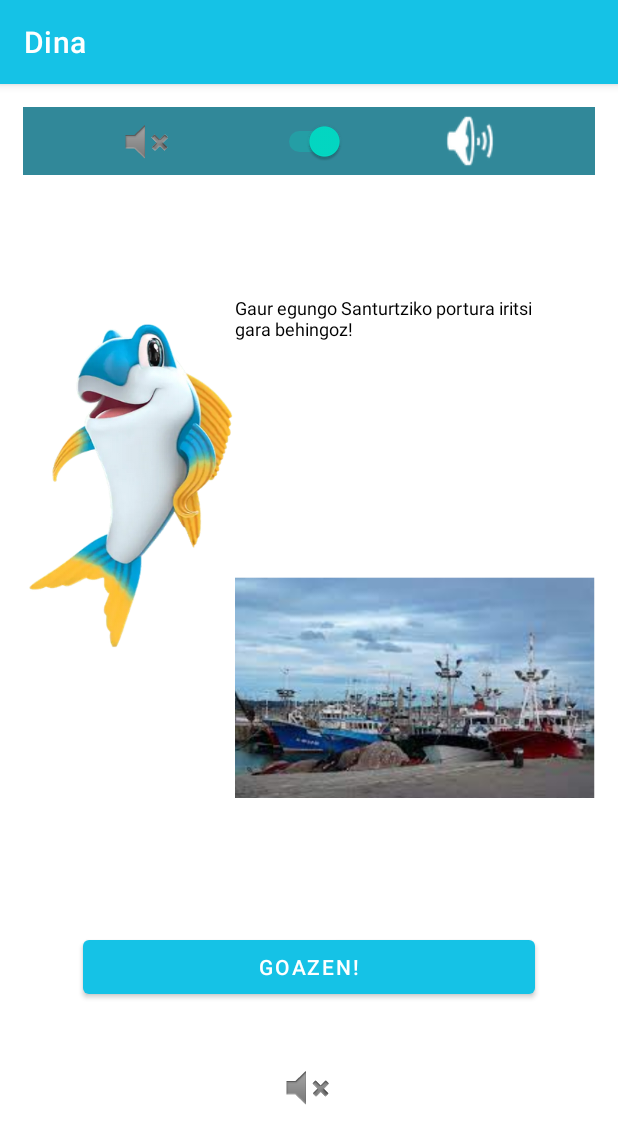
After one commit to iruneguinea9/DidaktikApp, an Android app: the ExplicacionAct4 screen opened directly, with no data from a screen before it, on a phone screen of 412 x 824 dp. The commit adds this screen. Shown: the top 1144 px of the screen. Run offline under Robolectric (Android 15) with nearby library versions, the phone set to English and light mode, and no system bars.

Commit message:
Cambios 24/11 Irune
Explicacion 4, mejoras en Actividad 1, inicio con actividad 4

```diff
--- a/Dina/app/src/main/java/com/example/dina/ExplicacionAct1.java
+++ b/Dina/app/src/main/java/com/example/dina/ExplicacionAct1.java
@@ -69,9 +69,11 @@ public class ExplicacionAct1 extends AppCompatActivity {
         goazen.setOnClickListener(new View.OnClickListener() {
             @Override
             public void onClick(View view) {
+                mediaPlayer.stop();
+
                 Intent intent = new Intent(ExplicacionAct1.this, Actividad1.class);
                 startActivity(intent);
-                mediaPlayer.stop();
+
                 finish();
             }
         });
--- /dev/null
+++ b/Dina/app/src/main/java/com/example/dina/ExplicacionAct4.java
@@ -0,0 +1,83 @@
+package com.example.dina;
+
+import androidx.appcompat.app.AppCompatActivity;
+
+import android.content.Intent;
+import android.media.MediaPlayer;
+import android.os.Bundle;
+import android.os.Handler;
+import android.view.View;
+import android.view.animation.AnimationUtils;
+import android.widget.Button;
+import android.widget.ImageView;
+import android.widget.Switch;
+import android.widget.TextView;
+
+public class ExplicacionAct4 extends AppCompatActivity {
+    Button goazen;
+    Switch volumen;
+    TextView texto;
+    ImageView imagen;
+    private MediaPlayer mediaPlayer;
+    @Override
+    protected void onCreate(Bundle savedInstanceState) {
+        super.onCreate(savedInstanceState);
+        setContentView(R.layout.activity_explicacion_act4);
+        goazen = findViewById(R.id.botonGoazen);
+        texto = findViewById(R.id.texto);
+        imagen = findViewById(R.id.imagenquecambia);
+        volumen = findViewById(R.id.volumen);
+        goazen.setClickable(false);
+        mediaPlayer = MediaPlayer.create(this, R.raw.explicacion_act4);
+        mediaPlayer.start();
+        Handler handler = new Handler();
+        texto.setText("Gaur egungo Santurtziko portura iritsi gara behingoz! ");
+        texto.startAnimation(AnimationUtils.loadAnimation(ExplicacionAct4.this, R.anim.animaciontexto));
+
+        handler.postDelayed(new Runnable() {
+            public void run() {
+                texto.setText("\n\n\nOlatu Talkaren eraikuntzak eta portu berriaren sorrerak eragin handia izan zuten Santurtziren eraldaketan. \nKostaldeko eremu batzuk desagertu ondoren, itsasoari irabazitako lursail horretan daude gaur egun Arrantzaleen Kofradia, Arrantza Portua, Parkea, Kiroldegia eta Victoria Erregina Itsas Pasealekua.\n");
+            }
+        }, 10000);
+        handler.postDelayed(new Runnable() {
+            public void run() {
+                texto.setText("Portuak eta Arrantzaleen Kofradiak egunero egiten diete harrera sasoiko arrain freskoa deskargatzen duten arrantzaleei.");
+            }
+        }, 40000);
+        handler.postDelayed(new Runnable() {
+            public void run() {
+                texto.setText("Santurtziko portuak, Arrantzaleen Kofradia berritua, El Hogar jatetxe tradizionala, Turismo Bulegoa eta enkante aretoa bere gain hartzen ditu. \nBertan, aldizka, arrain enkante antzeztuak antolatzen dira.");
+                texto.startAnimation(AnimationUtils.loadAnimation(ExplicacionAct4.this, R.anim.animaciontexto));
+                goazen.setClickable(true);
+            }
+        }, 80000);
+        texto.startAnimation(AnimationUtils.loadAnimation(ExplicacionAct4.this, R.anim.animaciontexto));
+        goazen.setOnClickListener(new View.OnClickListener() {
+            @Override
+            public void onClick(View view) {
+                mediaPlayer.stop();
+
+                Intent intent = new Intent(ExplicacionAct4.this, Actividad4.class);
+                startActivity(intent);
+
+                finish();
+            }
+        });
+        volumen.setOnClickListener(new View.OnClickListener() {
+            @Override
+            public void onClick(View view) {
+                if (volumen.isChecked())
+                    mediaPlayer.setVolume(1,1);
+                else
+                    mediaPlayer.setVolume(0,0);
+            }
+
+        });
+    }
+    @Override
+    public void onBackPressed() {
+        mediaPlayer.stop();
+        finish();
+
+    }
+}
--- /dev/null
+++ b/Dina/app/src/main/res/layout/activity_explicacion_act4.xml
@@ -0,0 +1,106 @@
+<?xml version="1.0" encoding="utf-8"?>
+<LinearLayout
+    xmlns:android="http://schemas.android.com/apk/res/android"
+    xmlns:app="http://schemas.android.com/apk/res-auto"
+    xmlns:tools="http://schemas.android.com/tools"
+    android:layout_width="match_parent"
+    android:layout_height="match_parent"
+    android:orientation="vertical"
+    android:layout_margin="15dp"
+    tools:context=".ParaProbarActividades">
+
+
+    <LinearLayout
+        android:layout_width="match_parent"
+        android:layout_height="45dp"
+        android:background="@color/azulSecundario"
+        android:orientation="horizontal">
+
+        <ImageView
+            android:id="@+id/imageView15"
+            android:layout_width="0dp"
+            android:layout_height="match_parent"
+            android:layout_weight="1"
+            android:background="@color/azulSecundario"
+            android:scaleType="center"
+            app:srcCompat="@android:drawable/ic_lock_silent_mode" />
+
+        <Switch
+            android:id="@+id/volumen"
+            android:layout_width="wrap_content"
+            android:layout_height="46dp"
+            android:textAlignment="center"
+            android:checked="true"/>
+
+        <ImageView
+            android:id="@+id/imageView16"
+            android:layout_width="0dp"
+            android:layout_height="match_parent"
+            android:layout_weight="1"
+            app:srcCompat="@android:drawable/ic_lock_silent_mode_off"
+            tools:srcCompat="@android:drawable/ic_lock_silent_mode_off" />
+
+    </LinearLayout>
+
+    <LinearLayout
+        android:layout_width="match_parent"
+        android:layout_height="384dp"
+        android:layout_marginTop="80sp"
+        android:orientation="horizontal">
+
+        <ImageView
+            android:id="@+id/imageView2"
+            android:layout_width="30dp"
+            android:layout_height="257dp"
+            android:layout_weight="1"
+            app:srcCompat="@drawable/dina" />
+
+        <LinearLayout
+            android:layout_width="128dp"
+            android:layout_height="match_parent"
+            android:layout_weight="1"
+            android:orientation="vertical">
+
+            <ScrollView
+                android:layout_width="202dp"
+                android:layout_height="128dp"
+                app:layout_constraintBottom_toBottomOf="parent"
+                app:layout_constraintLeft_toRightOf="@+id/iv_myra_notification"
+                app:layout_constraintRight_toLeftOf="@+id/iv_one_way"
+                app:layout_constraintTop_toTopOf="parent">
+
+                <TextView
+                    android:id="@+id/texto"
+                    android:layout_width="match_parent"
+                    android:layout_height="match_parent"
+                    android:gravity="left"
+                    android:text="@{itemData.notification.message}"
+                    android:textColor="@android:color/black"
+                    android:textSize="12sp" />
+            </ScrollView>
+            />
+
+            <ImageView
+                android:id="@+id/imagenquecambia"
+                android:layout_width="match_parent"
+                android:layout_height="247dp"
+                android:layout_marginTop="10sp"
+                app:srcCompat="@drawable/gune4_1" />
+        </LinearLayout>
+
+    </LinearLayout>
+
+    <Button
+        android:id="@+id/botonGoazen"
+        android:layout_width="match_parent"
+        android:layout_height="wrap_content"
+        android:layout_margin="40sp"
+        android:text="Goazen!" />
+
+    <ImageView
+        android:id="@+id/imageView3"
+        android:layout_width="match_parent"
+        android:layout_height="wrap_content"
+        app:srcCompat="@android:drawable/ic_lock_silent_mode" />
+
+</LinearLayout>
```
Also changed, not shown: Dina/app/src/main/AndroidManifest.xml (+16 -0 lines), Dina/app/src/main/java/com/example/dina/Actividad1.java (+7 -1 lines), Dina/app/src/main/java/com/example/dina/Actividad4.java (added, +14 -0 lines), Dina/app/src/main/java/com/example/dina/Dialogo_gana_pieza_act4.java (added, +29 -0 lines), Dina/app/src/main/java/com/example/dina/ParaProbarActividades.java (+9 -1 lines), Dina/app/src/main/res/layout/activity_actividad1.xml (+19 -0 lines), Dina/app/src/main/res/layout/activity_actividad4.xml (added, +9 -0 lines), Dina/app/src/main/res/layout/dialogo_gana_pieza_act4.xml (added, +48 -0 lines), Dina/app/src/main/res/drawable/gune4_1.png (added), 1 other file.
